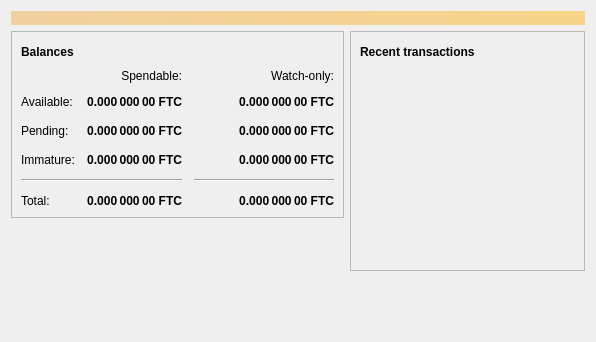
Above: src/qt/forms/overviewpage.ui from FeatherCoin/Feathercoin before the change. Below: the same form after it.
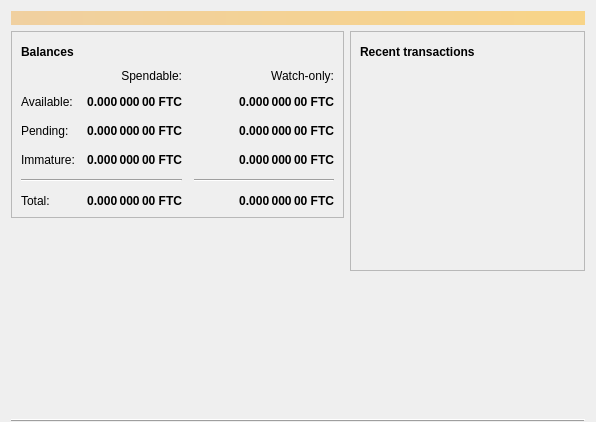
That is the form after the change. Icons and pictures are not drawn.

Commit message: Update Overview page to include logo and status bar divider.

Diff of the .ui file:
```diff
--- a/src/qt/forms/overviewpage.ui
+++ b/src/qt/forms/overviewpage.ui
@@ -7,13 +7,23 @@
     <x>0</x>
     <y>0</y>
     <width>596</width>
-    <height>342</height>
+    <height>422</height>
    </rect>
   </property>
   <property name="windowTitle">
    <string>Form</string>
   </property>
+  <property name="windowIcon">
+   <iconset resource="../bitcoin.qrc">
+    <normaloff>:/icons/bitcoin</normaloff>:/icons/bitcoin</iconset>
+  </property>
+  <property name="autoFillBackground">
+   <bool>true</bool>
+  </property>
   <layout class="QVBoxLayout" name="topLayout">
+   <property name="bottomMargin">
+    <number>0</number>
+   </property>
    <item>
     <widget class="QLabel" name="labelAlerts">
      <property name="visible">
@@ -419,6 +429,28 @@
          </property>
         </spacer>
        </item>
+       <item>
+        <widget class="QLabel" name="labelMainLogo">
+         <property name="maximumSize">
+          <size>
+           <width>256</width>
+           <height>256</height>
+          </size>
+         </property>
+         <property name="frameShape">
+          <enum>QFrame::NoFrame</enum>
+         </property>
+         <property name="text">
+          <string/>
+         </property>
+         <property name="pixmap">
+          <pixmap resource="../bitcoin.qrc">:/icons/bitcoin</pixmap>
+         </property>
+         <property name="scaledContents">
+          <bool>true</bool>
+         </property>
+        </widget>
+       </item>
       </layout>
      </item>
      <item>
@@ -534,6 +566,19 @@
      </item>
     </layout>
    </item>
+   <item alignment="Qt::AlignBottom">
+    <widget class="Line" name="StatusBarDividerLine">
+     <property name="frameShadow">
+      <enum>QFrame::Raised</enum>
+     </property>
+     <property name="lineWidth">
+      <number>1</number>
+     </property>
+     <property name="orientation">
+      <enum>Qt::Horizontal</enum>
+     </property>
+    </widget>
+   </item>
   </layout>
  </widget>
  <resources/>
```
Left out of the diff: 11 changed lines with no effect on the pictures.
